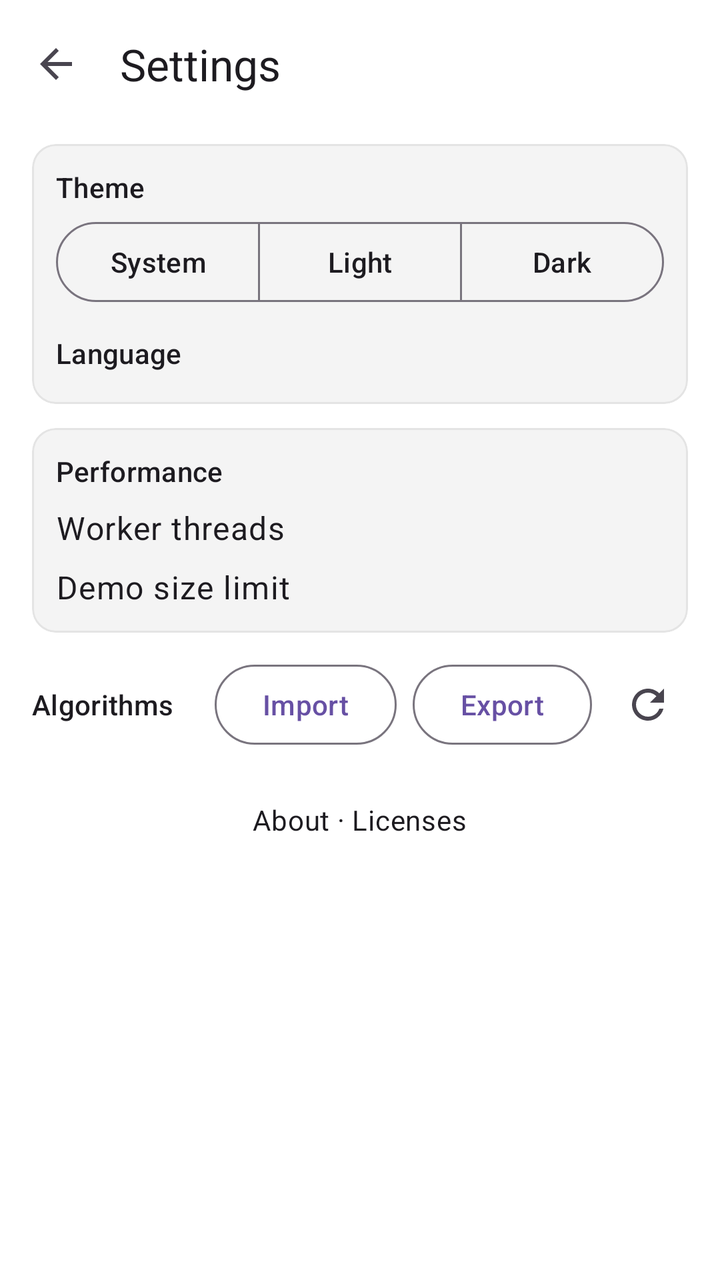
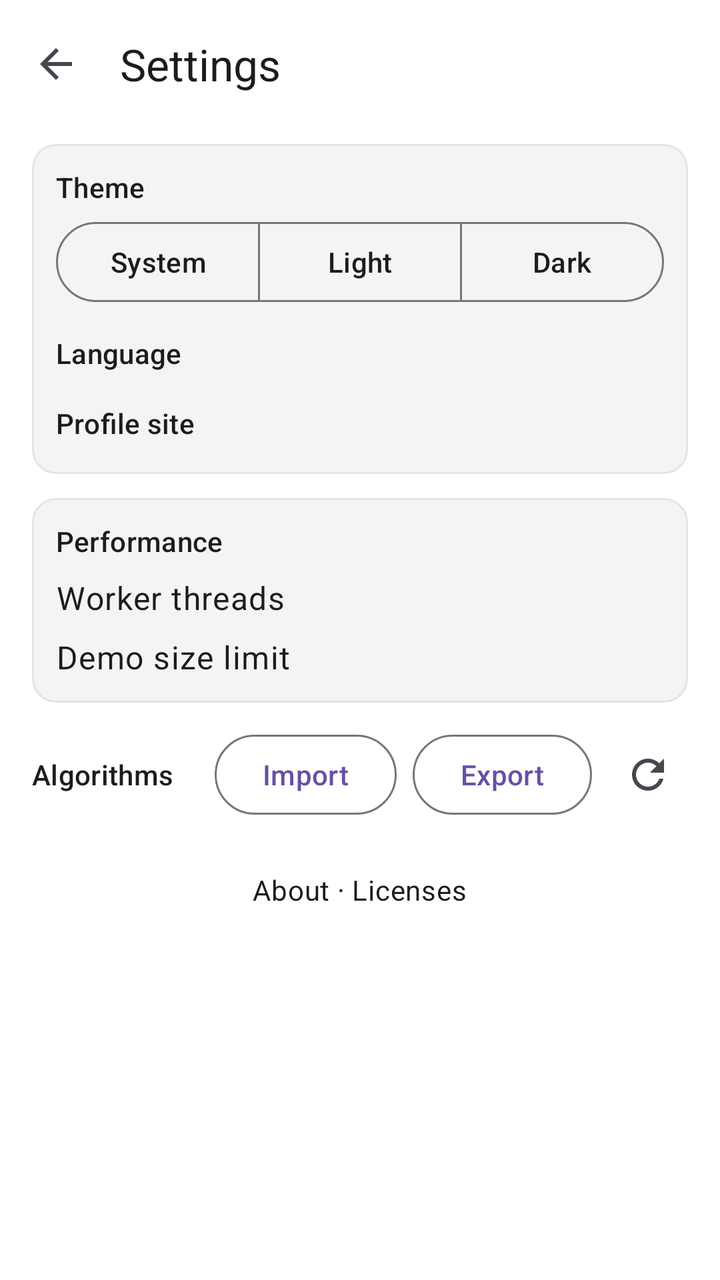

The first picture is an Android layout as it rendered before a commit; the second is the same layout after the commit. The layout source and the unified diff follow.
<!-- AndroidManifest.xml: application theme Theme.TF2DemoAnalyzer -->
<!-- res/layout/activity_settings.xml -->
<?xml version="1.0" encoding="utf-8"?>
<LinearLayout xmlns:android="http://schemas.android.com/apk/res/android"
    xmlns:app="http://schemas.android.com/apk/res-auto"
    android:id="@+id/settingsRoot"
    android:layout_width="match_parent"
    android:layout_height="match_parent"
    android:orientation="vertical">

    <com.google.android.material.appbar.MaterialToolbar
        android:id="@+id/settingsToolbar"
        android:layout_width="match_parent"
        android:layout_height="?attr/actionBarSize"
        android:background="?attr/appBackgroundColor"
        app:navigationIcon="?attr/homeAsUpIndicator"
        app:navigationContentDescription="@string/back"
        app:title="@string/settings" />

    <androidx.core.widget.NestedScrollView
        android:layout_width="match_parent"
        android:layout_height="match_parent"
        android:fillViewport="true">

        <LinearLayout
            android:layout_width="match_parent"
            android:layout_height="wrap_content"
            android:orientation="vertical"
            android:paddingBottom="16dp">

            <com.google.android.material.card.MaterialCardView
                android:layout_width="match_parent"
                android:layout_height="wrap_content"
                android:layout_marginHorizontal="16dp"
                android:layout_marginTop="8dp"
                app:cardBackgroundColor="?attr/appPanelColor"
                app:strokeColor="?attr/appDetailColor">

                <LinearLayout
                    android:layout_width="match_parent"
                    android:layout_height="wrap_content"
                    android:orientation="vertical"
                    android:padding="12dp">

                    <TextView
                        android:layout_width="match_parent"
                        android:layout_height="wrap_content"
                        android:text="@string/theme_mode"
                        android:textAppearance="?attr/textAppearanceLabelLarge" />

                    <com.google.android.material.button.MaterialButtonToggleGroup
                        android:id="@+id/themeGroup"
                        android:layout_width="match_parent"
                        android:layout_height="wrap_content"
                        android:layout_marginTop="4dp"
                        app:selectionRequired="true"
                        app:singleSelection="true">

                        <com.google.android.material.button.MaterialButton
                            android:id="@+id/themeSystem"
                            style="?attr/materialButtonOutlinedStyle"
                            android:layout_width="0dp"
                            android:layout_height="wrap_content"
                            android:layout_weight="1"
                            android:text="@string/theme_system" />

                        <com.google.android.material.button.MaterialButton
                            android:id="@+id/themeLight"
                            style="?attr/materialButtonOutlinedStyle"
                            android:layout_width="0dp"
                            android:layout_height="wrap_content"
                            android:layout_weight="1"
                            android:text="@string/theme_light" />

                        <com.google.android.material.button.MaterialButton
                            android:id="@+id/themeDark"
                            style="?attr/materialButtonOutlinedStyle"
                            android:layout_width="0dp"
                            android:layout_height="wrap_content"
                            android:layout_weight="1"
                            android:text="@string/theme_dark" />
                    </com.google.android.material.button.MaterialButtonToggleGroup>

                    <TextView
                        android:layout_width="match_parent"
                        android:layout_height="wrap_content"
                        android:layout_marginTop="12dp"
                        android:text="@string/language"
                        android:textAppearance="?attr/textAppearanceLabelLarge" />

                    <com.google.android.material.button.MaterialButtonToggleGroup
                        android:id="@+id/languageGroup"
                        android:layout_width="match_parent"
                        android:layout_height="wrap_content"
                        android:layout_marginTop="4dp"
                        app:selectionRequired="true"
                        app:singleSelection="true" />
                </LinearLayout>
            </com.google.android.material.card.MaterialCardView>

            <com.google.android.material.card.MaterialCardView
                android:layout_width="match_parent"
                android:layout_height="wrap_content"
                android:layout_marginHorizontal="16dp"
                android:layout_marginTop="12dp"
                app:cardBackgroundColor="?attr/appPanelColor"
                app:strokeColor="?attr/appDetailColor">

                <LinearLayout
                    android:layout_width="match_parent"
                    android:layout_height="wrap_content"
                    android:orientation="vertical"
                    android:padding="12dp">

                    <TextView
                        android:layout_width="match_parent"
                        android:layout_height="wrap_content"
                        android:text="@string/performance"
                        android:textAppearance="?attr/textAppearanceTitleSmall" />

                    <LinearLayout
                        android:layout_width="match_parent"
                        android:layout_height="wrap_content"
                        android:layout_marginTop="8dp"
                        android:gravity="center_vertical"
                        android:orientation="horizontal">

                        <TextView
                            android:layout_width="0dp"
                            android:layout_height="wrap_content"
                            android:layout_weight="1"
                            android:text="@string/threads"
                            android:textAppearance="?attr/textAppearanceBodyLarge" />

                        <com.google.android.material.button.MaterialButtonToggleGroup
                            android:id="@+id/threadsGroup"
                            android:layout_width="wrap_content"
                            android:layout_height="wrap_content"
                            app:selectionRequired="true"
                            app:singleSelection="true" />
                    </LinearLayout>

                    <LinearLayout
                        android:layout_width="match_parent"
                        android:layout_height="wrap_content"
                        android:layout_marginTop="8dp"
                        android:gravity="center_vertical"
                        android:orientation="horizontal">

                        <TextView
                            android:layout_width="0dp"
                            android:layout_height="wrap_content"
                            android:layout_weight="1"
                            android:text="@string/max_demo_size"
                            android:textAppearance="?attr/textAppearanceBodyLarge" />

                        <com.google.android.material.button.MaterialButtonToggleGroup
                            android:id="@+id/maxSizeGroup"
                            android:layout_width="wrap_content"
                            android:layout_height="wrap_content"
                            app:selectionRequired="true"
                            app:singleSelection="true" />
                    </LinearLayout>
                </LinearLayout>
            </com.google.android.material.card.MaterialCardView>

            <LinearLayout
                android:layout_width="match_parent"
                android:layout_height="wrap_content"
                android:layout_marginHorizontal="16dp"
                android:layout_marginTop="12dp"
                android:gravity="center_vertical"
                android:orientation="horizontal">

                <TextView
                    android:layout_width="0dp"
                    android:layout_height="wrap_content"
                    android:layout_weight="1"
                    android:text="@string/algorithms"
                    android:textAppearance="?attr/textAppearanceTitleSmall" />

                <Button
                    android:id="@+id/importButton"
                    style="?attr/materialButtonOutlinedStyle"
                    android:layout_width="wrap_content"
                    android:layout_height="wrap_content"
                    android:layout_marginStart="8dp"
                    android:text="@string/import_params" />

                <Button
                    android:id="@+id/exportButton"
                    style="?attr/materialButtonOutlinedStyle"
                    android:layout_width="wrap_content"
                    android:layout_height="wrap_content"
                    android:layout_marginStart="8dp"
                    android:text="@string/export_params" />

                <ImageButton
                    android:id="@+id/resetButton"
                    android:layout_width="40dp"
                    android:layout_height="40dp"
                    android:layout_marginStart="8dp"
                    android:background="?attr/selectableItemBackgroundBorderless"
                    android:contentDescription="@string/reset"
                    android:src="@drawable/ic_reset" />
            </LinearLayout>

            <androidx.recyclerview.widget.RecyclerView
                android:id="@+id/algorithmsList"
                android:layout_width="match_parent"
                android:layout_height="wrap_content"
                android:nestedScrollingEnabled="false" />

            <TextView
                android:id="@+id/aboutButton"
                android:layout_width="wrap_content"
                android:layout_height="wrap_content"
                android:layout_gravity="center_horizontal"
                android:layout_marginTop="16dp"
                android:background="?attr/selectableItemBackground"
                android:padding="8dp"
                android:text="@string/about"
                android:textAppearance="?attr/textAppearanceBodyMedium" />
        </LinearLayout>
    </androidx.core.widget.NestedScrollView>
</LinearLayout>
<!-- resources referenced by this layout -->
<resources>
  <!-- drawable ic_reset (drawable) -->
  <vector xmlns:android="http://schemas.android.com/apk/res/android"
      android:width="24dp"
      android:height="24dp"
      android:viewportWidth="24"
      android:viewportHeight="24"
      android:tint="?attr/colorControlNormal">
      <path
          android:fillColor="#FF000000"
          android:pathData="M17.65,6.35C16.2,4.9 14.21,4 12,4c-4.42,0 -7.99,3.58 -7.99,8s3.57,8 7.99,8c3.73,0 6.84,-2.55 7.73,-6h-2.08c-0.82,2.33 -3.04,4 -5.65,4 -3.31,0 -6,-2.69 -6,-6s2.69,-6 6,-6c1.66,0 3.14,0.69 4.22,1.78L13,11h7V4l-2.35,2.35z" />
  </vector>
  <string name="about">About · Licenses</string>
  <string name="algorithms">Algorithms</string>
  <string name="back">Back</string>
  <string name="export_params">Export</string>
  <string name="import_params">Import</string>
  <string name="language">Language</string>
  <string name="max_demo_size">Demo size limit</string>
  <string name="performance">Performance</string>
  <string name="reset">Reset algorithm settings</string>
  <string name="settings">Settings</string>
  <string name="theme_dark">Dark</string>
  <string name="theme_light">Light</string>
  <string name="theme_mode">Theme</string>
  <string name="theme_system">System</string>
  <string name="threads">Worker threads</string>
  <style name="Theme.TF2DemoAnalyzer" parent="Theme.Material3.DayNight.NoActionBar">
          <item name="android:windowBackground">@color/app_background</item>
          <item name="appBackgroundColor">@color/app_background</item>
          <item name="appPanelColor">@color/panel_background</item>
          <item name="appDetailColor">@color/detail_background</item>
      </style>
  <color name="app_background">#FFFFFF</color>
  <color name="panel_background">#F4F4F4</color>
  <color name="detail_background">#E4E4E4</color>
</resources>

<!-- the commit's change to res/layout/activity_settings.xml (unified diff, before → after) -->
@@ -88,6 +88,21 @@
 
                     <com.google.android.material.button.MaterialButtonToggleGroup
                         android:id="@+id/languageGroup"
+                        android:layout_width="match_parent"
+                        android:layout_height="wrap_content"
+                        android:layout_marginTop="4dp"
+                        app:selectionRequired="true"
+                        app:singleSelection="true" />
+
+                    <TextView
+                        android:layout_width="match_parent"
+                        android:layout_height="wrap_content"
+                        android:layout_marginTop="12dp"
+                        android:text="@string/profile_site"
+                        android:textAppearance="?attr/textAppearanceLabelLarge" />
+
+                    <com.google.android.material.button.MaterialButtonToggleGroup
+                        android:id="@+id/profileSiteGroup"
                         android:layout_width="match_parent"
                         android:layout_height="wrap_content"
                         android:layout_marginTop="4dp"
<!-- resource entries referenced after the edit -->
@@ -19,6 +19,7 @@
   <string name="language">Language</string>
   <string name="max_demo_size">Demo size limit</string>
   <string name="performance">Performance</string>
+  <string name="profile_site">Profile site</string>
   <string name="reset">Reset algorithm settings</string>
   <string name="settings">Settings</string>
   <string name="theme_dark">Dark</string>
